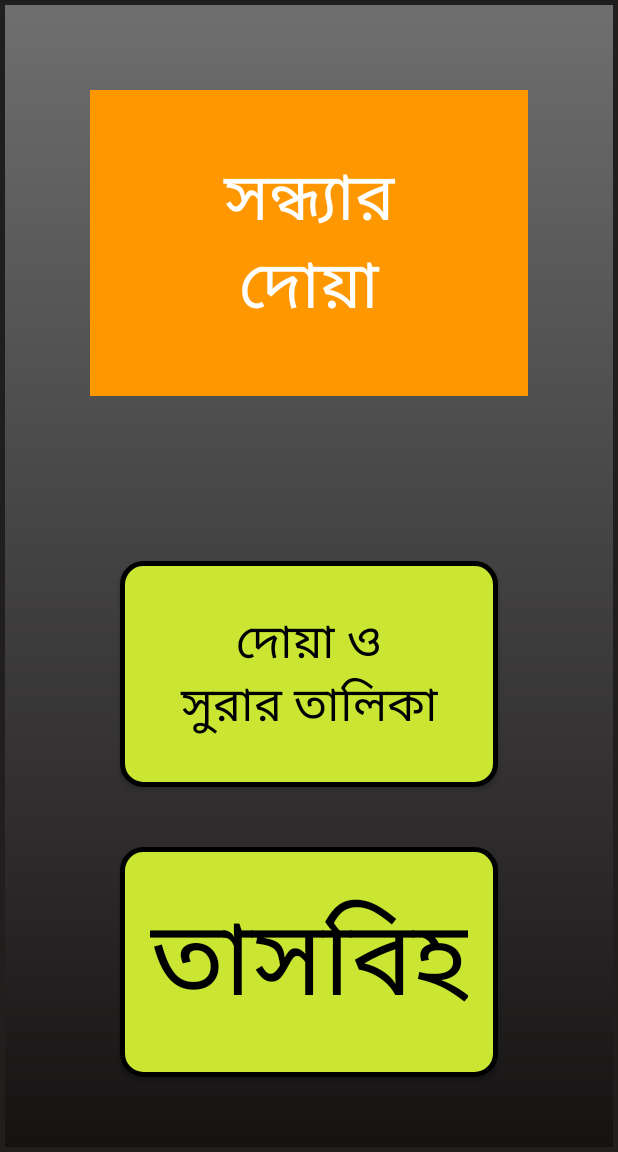
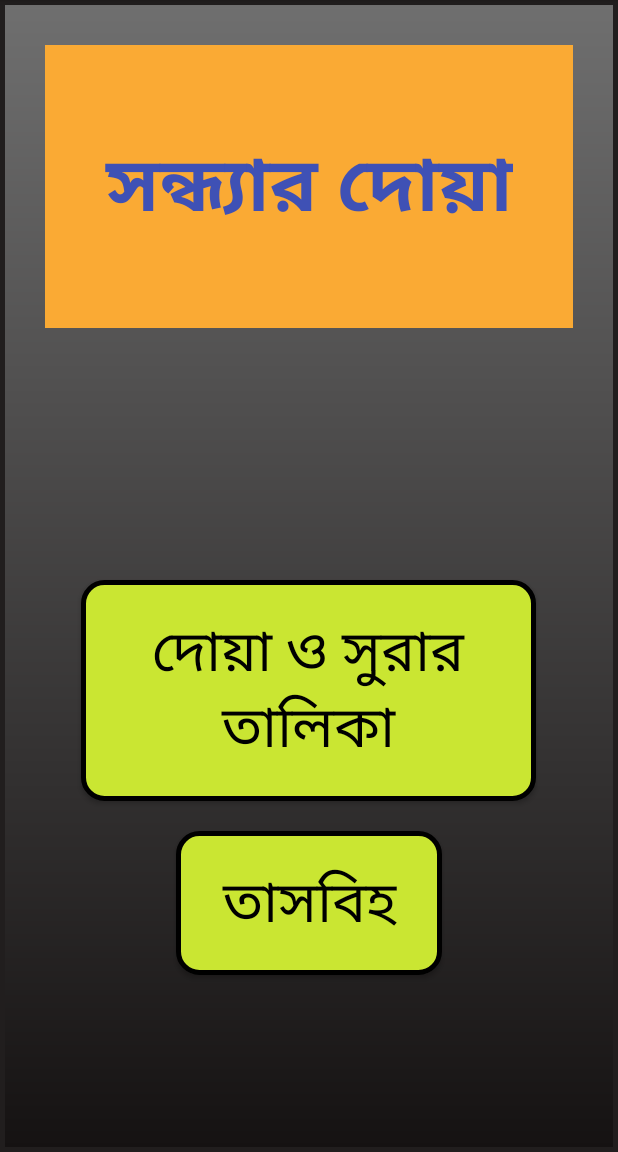
Before and after one commit to masnun-siam/Evening-Dua-Surah, an Android app: the screen it shows after launch (MainActivity), on a phone screen of 412 x 824 dp, the part 84-1236 px from its top. Run offline under Robolectric (Android 15) with nearby library versions, the phone set to English and light mode, and no system bars.

Commit message:
Fixed layout and changed Ayatul Kursi Audio

```diff
--- a/app/src/main/java/com/msiamn/evening/DuaDescriptionActivity.java
+++ b/app/src/main/java/com/msiamn/evening/DuaDescriptionActivity.java
@@ -90,7 +90,7 @@ public class DuaDescriptionActivity extends AppCompatActivity {
         if (player != null) {
             player.release();
             player = null;
-            Toast.makeText(this, "MediaPlayer released", Toast.LENGTH_SHORT).show();
+            Toast.makeText(this, "Dua Stopped.", Toast.LENGTH_SHORT).show();
         }
     }
 
--- a/app/src/main/res/layout/activity_main.xml
+++ b/app/src/main/res/layout/activity_main.xml
@@ -12,17 +12,20 @@
     >
 
     <TextView
-        android:layout_width="match_parent"
+        android:layout_width="fill_parent"
         android:layout_height="wrap_content"
         android:text="সন্ধ্যার দোয়া"
-        android:textColor="#FFFFFF"
-        android:background="#FF9800"
+        android:textColor="#3F51B5"
+        android:background="#FAAA34"
         android:padding="40dp"
         android:layout_gravity="top"
-        android:layout_margin="60dp"
+        android:layout_margin="30dp"
         android:gravity="center"
         android:layout_weight="1"
         android:autoSizeTextType="uniform"
+        android:textIsSelectable="true"
+        android:textStyle="bold"
+        android:shadowColor="#000000"
         />
 
 <!--    <ScrollView-->
@@ -33,48 +36,44 @@
             android:layout_width="match_parent"
             android:layout_height="wrap_content"
             android:orientation="vertical"
-            android:weightSum="2"
-            android:gravity="bottom"
-            android:layout_gravity="center_horizontal"
+            android:gravity="center_horizontal|center"
             android:padding="30dp"
             android:layout_weight="2"
+
             >
 
             <Button
                 android:id="@+id/list_show_button"
-                android:layout_width="match_parent"
-                android:layout_height="wrap_content"
+                android:layout_width="303dp"
+                android:layout_height="147dp"
+                android:layout_margin="20dp"
+                android:autoSizeMaxTextSize="40sp"
+                android:autoSizeMinTextSize="30sp"
+                android:autoSizeTextType="uniform"
+                android:background="@drawable/firstpage_button_shape"
+                android:padding="20dp"
+                android:shadowColor="#A8A8A8"
                 android:text="দোয়া ও সুরার তালিকা"
                 android:textColor="#000000"
-
-                android:background="@drawable/firstpage_button_shape"
-                android:shadowColor="#A8A8A8"
-
-                android:paddingHorizontal="40dp"
-                android:paddingVertical="10dp"
-                android:layout_gravity="center"
-                android:layout_marginHorizontal="50dp"
-                android:layout_marginVertical="20dp"
-                android:layout_weight="1"
-                android:autoSizeTextType="uniform"
-                />
+                android:textIsSelectable="true" />
 
             <Button
                 android:id="@+id/tasbih_button"
-                android:layout_width="match_parent"
-                android:layout_height="wrap_content"
+                android:layout_width="177dp"
+                android:layout_height="96dp"
+
+                android:autoSizeMaxTextSize="40sp"
+                android:autoSizeMinTextSize="30sp"
+                android:autoSizeTextType="uniform"
+                android:background="@drawable/firstpage_button_shape"
+                android:ellipsize="end"
+                android:maxLines="1"
+                android:padding="20dp"
+                android:shadowColor="#A8A8A8"
                 android:text="তাসবিহ"
                 android:textColor="#000000"
-                android:background="@drawable/firstpage_button_shape"
-                android:shadowColor="#A8A8A8"
-                android:textSize="20dp"
-                android:paddingHorizontal="20dp"
-                android:paddingVertical="10dp"
-                android:layout_gravity="center"
-                android:layout_marginHorizontal="50dp"
-                android:layout_marginVertical="20dp"
-                android:layout_weight="1"
-                android:autoSizeTextType="uniform"
+                android:textIsSelectable="true"
+
                 />
         </LinearLayout>
 <!--    </ScrollView>-->
```
Also changed, not shown: app/src/main/assets/load_sura_mulk_arabic.txt (+0 -58 lines), app/src/main/res/layout/activity_dua_description.xml (+14 -13 lines), app/src/main/res/layout/activity_sura_list.xml (+27 -11 lines).
